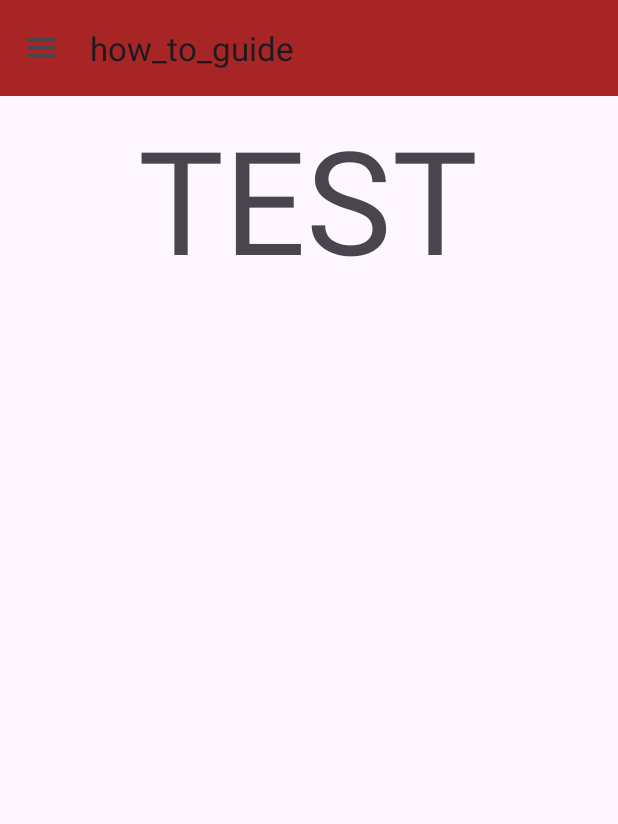
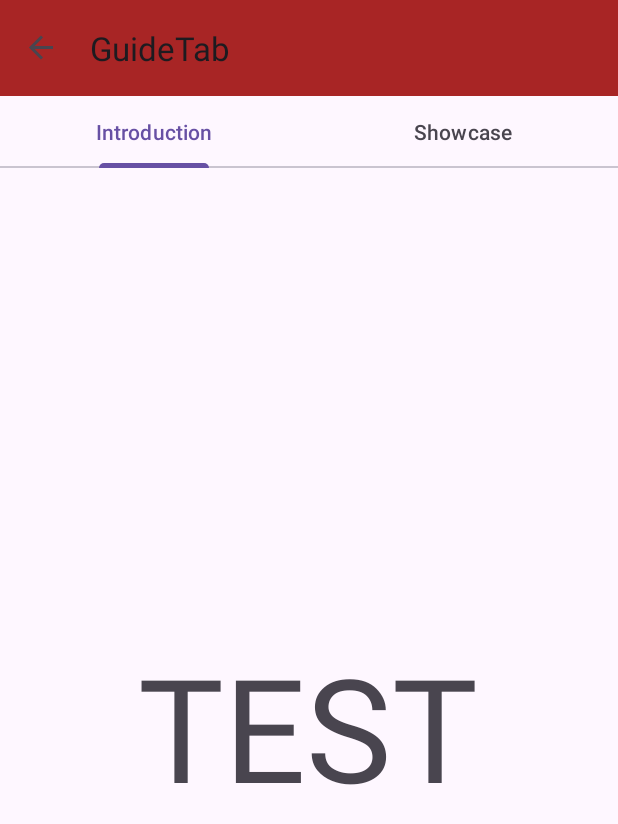
Before and after one commit to Seranie/MindCare, an Android app: the MainActivity screen opened directly, with no data from a screen before it, in the side drawer, after a tap on "Guide", on a phone screen of 412 x 824 dp. Shown: the top 824 px of the screen. Run offline under Robolectric (Android 15) with nearby library versions, the phone set to English and light mode, and no system bars; our stand-ins replace navigation-ui.

Commit message:
Implemented Tablayout and viewpager2 for guide tab

```diff
--- a/app/src/main/java/com/example/tutorial_menu/Guide_fragmentStateAdapter.java
+++ b/app/src/main/java/com/example/tutorial_menu/GuideFragmentStateAdapter.java
@@ -6,11 +6,11 @@ import androidx.viewpager2.adapter.FragmentStateAdapter;
 
 import java.util.ArrayList;
 
-public class Guide_fragmentStateAdapter extends FragmentStateAdapter {
+public class GuideFragmentStateAdapter extends FragmentStateAdapter {
     // Adapter class to be used by the guide page for viewpager.
     private final ArrayList<Fragment> fragmentArray;
 
-    public Guide_fragmentStateAdapter(Fragment fragment, ArrayList<Fragment> fragmentArray){
+    public GuideFragmentStateAdapter(Fragment fragment, ArrayList<Fragment> fragmentArray){
         super(fragment);
         this.fragmentArray = fragmentArray;
     }
--- a/app/src/main/java/com/example/tutorial_menu/How_to_guide.java
+++ b/app/src/main/java/com/example/tutorial_menu/GuideIntroduction.java
@@ -7,13 +7,13 @@ import android.view.ViewGroup;
 
 import androidx.fragment.app.Fragment;
 
-public class How_to_guide extends Fragment {
-    public How_to_guide(){
-        super(R.layout.how_to_guide);
-    }
+public class GuideIntroduction extends Fragment {
+//    public GuideIntroduction(){
+//        super(R.layout.guide_introduction);
+//    }
 
     @Override
     public View onCreateView(LayoutInflater inflater, ViewGroup container, Bundle savedInstanceState) {
-        return inflater.inflate(R.layout.how_to_guide, container, false);
+        return inflater.inflate(R.layout.guide_introduction, container, false);
     }
 }
--- /dev/null
+++ b/app/src/main/java/com/example/tutorial_menu/GuideShowcase.java
@@ -0,0 +1,19 @@
+package com.example.tutorial_menu;
+
+import android.os.Bundle;
+import android.view.LayoutInflater;
+import android.view.View;
+import android.view.ViewGroup;
+
+import androidx.fragment.app.Fragment;
+
+public class GuideShowcase extends Fragment {
+//    public GuideShowcase(){
+//        super(R.layout.guide_showcase);
+//    }
+
+    @Override
+    public View onCreateView(LayoutInflater inflater, ViewGroup container, Bundle savedInstanceState){
+        return inflater.inflate(R.layout.guide_showcase, container, false);
+    }
+}
--- /dev/null
+++ b/app/src/main/java/com/example/tutorial_menu/GuideTab.java
@@ -0,0 +1,53 @@
+package com.example.tutorial_menu;
+
+import android.os.Bundle;
+import android.view.LayoutInflater;
+import android.view.View;
+import android.view.ViewGroup;
+
+import androidx.fragment.app.Fragment;
+import androidx.viewpager2.widget.ViewPager2;
+
+import com.google.android.material.tabs.TabLayout;
+import com.google.android.material.tabs.TabLayoutMediator;
+
+import java.util.ArrayList;
+
+public class GuideTab extends Fragment {
+    private View view;
+
+    public GuideTab(){
+        super(R.layout.guide_tab);
+    }
+
+    @Override
+    public View onCreateView(LayoutInflater inflater, ViewGroup container, Bundle savedInstanceState){
+        view = inflater.inflate(R.layout.guide_tab, container, false);
+        return view;
+    }
+
+    @Override
+    public void onViewCreated(View view, Bundle savedInstanceState){
+        //Create a list to house fragments that individually represent each tab of the guide.
+        ArrayList<Fragment> fragmentList = new ArrayList<>();
+        fragmentList.add(new GuideIntroduction());
+        fragmentList.add(new GuideShowcase());
+
+        // Creates a new adapter to link the viewpager2 in guide_tab
+        GuideFragmentStateAdapter guideFragmentStateAdapter = new GuideFragmentStateAdapter(this, fragmentList);
+        ViewPager2 viewPager2 = view.findViewById(R.id.guide_view_pager);
+        viewPager2.setAdapter(guideFragmentStateAdapter);
+
+
+        TabLayout tabLayout = view.findViewById(R.id.guide_tab_layout);
+
+        //Set up titles for each tab
+        ArrayList<String> tabTitles = new ArrayList<>();
+        tabTitles.add(getString(R.string.guide_tab_introduction));
+        tabTitles.add(getString(R.string.guide_tab_showcase));
+
+        //Creates a tablayoutmediator to link the tabs with the VP2
+        new TabLayoutMediator(tabLayout, viewPager2, (tab, position) -> {tab.setText(tabTitles.get(position));}).attach();
+
+    }
+}
--- /dev/null
+++ b/app/src/main/java/com/example/tutorial_menu/Home.java
@@ -0,0 +1,9 @@
+package com.example.tutorial_menu;
+
+import androidx.fragment.app.Fragment;
+//TODO change to appropriate tool instead of a generic home
+public class Home extends Fragment {
+    public Home(){
+        super(R.layout.home);
+    }
+}
--- a/app/src/main/java/com/example/tutorial_menu/MainActivity.java
+++ b/app/src/main/java/com/example/tutorial_menu/MainActivity.java
@@ -28,6 +28,8 @@ import com.google.android.material.navigation.NavigationView;
 import java.util.ArrayList;
 
 public class MainActivity extends AppCompatActivity {
+    private AppBarConfiguration appBarConfiguration;
+    private NavController navController;
 
     @Override
     protected void onCreate(Bundle savedInstanceState) {
@@ -42,7 +44,7 @@ public class MainActivity extends AppCompatActivity {
 
         // Find Navigation Components
         NavHostFragment navHostFragment = (NavHostFragment) getSupportFragmentManager().findFragmentById(R.id.fragmentContainerView);
-        NavController navController = navHostFragment.getNavController();
+        navController = navHostFragment.getNavController();
         DrawerLayout drawerLayout = findViewById(R.id.main);
         NavigationView navigationView = findViewById(R.id.navigation_view);
 
@@ -51,15 +53,21 @@ public class MainActivity extends AppCompatActivity {
         setSupportActionBar(toolbar);
 
         //Set up NavigationUI
-        //TODO change builder top-level destination
+        //TODO change builder top-level destination to include Guide page
         //Sets up whether drawer or up button will be displayed based on destination
-        AppBarConfiguration appBarConfiguration = new AppBarConfiguration.Builder(navController.getGraph()).setOpenableLayout(drawerLayout).build();
+        appBarConfiguration = new AppBarConfiguration.Builder(navController.getGraph()).setOpenableLayout(drawerLayout).build();
 
         //Sets up toolbar navController such that title changes accordingly
         NavigationUI.setupActionBarWithNavController(this, navController, appBarConfiguration);
         //Sets up navigationView with navController to listen to menu events
+        //Menu item id's are linked to destination id's which serve as the basis for navigating click events in drawer
         NavigationUI.setupWithNavController(navigationView, navController);
 
+    }
 
+    @Override
+    public boolean onSupportNavigateUp(){
+        //Overrides default navigation button behavior and delegate to navController instead, else if navigateUp fails, use parent default method.
+        return NavigationUI.navigateUp(navController, appBarConfiguration) || super.onSupportNavigateUp();
     }
 }
--- a/app/src/main/res/layout/activity_main.xml
+++ b/app/src/main/res/layout/activity_main.xml
@@ -37,7 +37,7 @@
                 android:layout_height="match_parent"
                 app:defaultNavHost="true"
                 app:navGraph="@navigation/nav_graph"
-                tools:layout="@layout/how_to_guide" />
+                tools:layout="@layout/home" />
         </FrameLayout>
 
     </androidx.coordinatorlayout.widget.CoordinatorLayout>
--- a/app/src/main/res/layout/how_to_guide.xml
+++ b/app/src/main/res/layout/guide_introduction.xml
@@ -9,7 +9,7 @@
         android:id="@+id/textView2"
         android:layout_width="wrap_content"
         android:layout_height="wrap_content"
-        android:layout_marginTop="4dp"
+        android:layout_marginTop="308dp"
         android:text="TEST"
         android:textSize="96sp"
         app:layout_constraintEnd_toEndOf="parent"
--- a/app/src/main/res/layout/guide_tab.xml
+++ b/app/src/main/res/layout/guide_tab.xml
@@ -1,26 +1,18 @@
 <?xml version="1.0" encoding="utf-8"?>
 <LinearLayout xmlns:android="http://schemas.android.com/apk/res/android"
     android:layout_width="match_parent"
-    android:layout_height="match_parent">
+    android:layout_height="match_parent"
+    android:orientation="vertical">
 
     <com.google.android.material.tabs.TabLayout
+        android:id="@+id/guide_tab_layout"
         android:layout_width="match_parent"
-        android:layout_height="match_parent">
-
-        <com.google.android.material.tabs.TabItem
-            android:layout_width="wrap_content"
-            android:layout_height="wrap_content"
-            android:text="Monday" />
-
-        <com.google.android.material.tabs.TabItem
-            android:layout_width="wrap_content"
-            android:layout_height="wrap_content"
-            android:text="Tuesday" />
-
-    </com.google.android.material.tabs.TabLayout>
+        android:layout_height="wrap_content" />
 
     <androidx.viewpager2.widget.ViewPager2
+        android:id="@+id/guide_view_pager"
         android:layout_width="match_parent"
-        android:layout_height="match_parent" />
+        android:layout_height="match_parent"
+        android:orientation="horizontal" />
 
 </LinearLayout>
--- a/app/src/main/res/menu/drawer_menu.xml
+++ b/app/src/main/res/menu/drawer_menu.xml
@@ -2,6 +2,12 @@
 <menu xmlns:app="http://schemas.android.com/apk/res-auto"
     xmlns:android="http://schemas.android.com/apk/res/android">
 
-    <item android:title="Home" />
-    <item android:title="Guide" />
+    <item
+        android:title="Home"
+        android:id="@+id/home2" />
+
+    <item android:title="Guide"
+        android:id="@+id/guideTab"/>
+
+
 </menu>
--- a/app/src/main/res/navigation/nav_graph.xml
+++ b/app/src/main/res/navigation/nav_graph.xml
@@ -2,18 +2,24 @@
 <navigation xmlns:android="http://schemas.android.com/apk/res/android"
     xmlns:app="http://schemas.android.com/apk/res-auto"
     android:id="@+id/nav_graph"
-    app:startDestination="@id/how_to_guide">
+    app:startDestination="@id/home2">
 
     <fragment
         android:id="@+id/how_to_guide"
-        android:name="com.example.tutorial_menu.How_to_guide"
+        android:name="com.example.tutorial_menu.GuideIntroduction"
         android:label="how_to_guide" >
-        <action
-            android:id="@+id/action_how_to_guide_to_showcase_guide"
-            app:destination="@id/showcase_guide" />
     </fragment>
+
     <fragment
         android:id="@+id/showcase_guide"
-        android:name="com.example.tutorial_menu.Showcase_guide"
+        android:name="com.example.tutorial_menu.GuideShowcase"
         android:label="showcase_guide" />
+    <fragment
+        android:id="@+id/guideTab"
+        android:name="com.example.tutorial_menu.GuideTab"
+        android:label="GuideTab" />
+    <fragment
+        android:id="@+id/home2"
+        android:name="com.example.tutorial_menu.Home"
+        android:label="Home" />
 </navigation>
--- a/app/src/main/res/values/strings.xml
+++ b/app/src/main/res/values/strings.xml
@@ -2,4 +2,6 @@
     <string name="app_name">tutorial_menu</string>
     <string name="openDrawerContentDesc">Open Drawer</string>
     <string name="closeDrawerContentDesc">Close Drawer</string>
+    <string name="guide_tab_introduction">Introduction</string>
+    <string name="guide_tab_showcase">Showcase</string>
 </resources>
```
Also changed, not shown: app/src/main/java/com/example/tutorial_menu/Showcase_guide.java (deleted, +0 -9 lines), app/src/main/res/layout/guide_showcase.xml (added, +27 -0 lines), app/src/main/res/layout/home.xml (added, +19 -0 lines), app/src/main/res/layout/showcase_guide.xml (deleted, +0 -14 lines).
